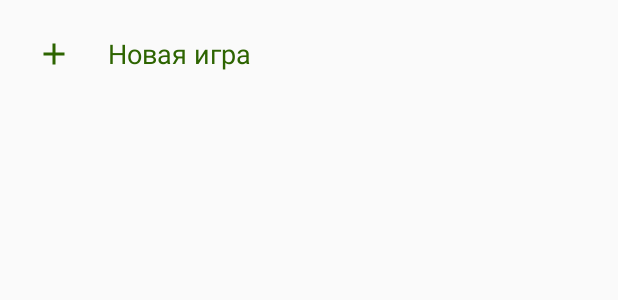
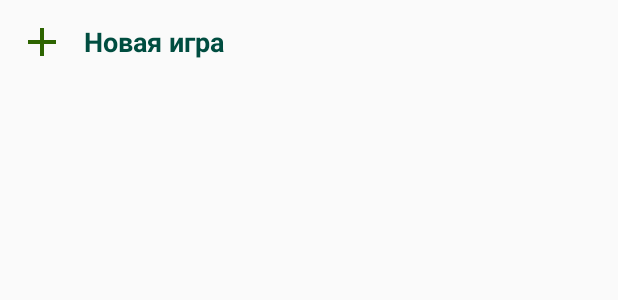
Before and after one commit to TwinsOd/KotlinProject, an Android app: the layout activity_main.xml on its own in the app's theme, with its tools: preview values and no code run, on a phone screen of 412 x 824 dp. Shown: the top 300 px of the screen. Run offline under Robolectric (Android 15) with nearby library versions, the phone set to English and light mode, and no system bars.

Commit message:
create the RecyclerView

```diff
--- a/app/build.gradle
+++ b/app/build.gradle
@@ -27,6 +27,7 @@ dependencies {
     implementation "org.jetbrains.kotlin:kotlin-stdlib-jre7:$kotlin_version"
     implementation 'com.android.support:appcompat-v7:27.1.1'
     implementation 'com.android.support.constraint:constraint-layout:1.1.0'
+    implementation 'com.android.support:recyclerview-v7:27.1.1'
     implementation 'com.reactiveandroid:reactiveandroid:1.4.2'
     testImplementation 'junit:junit:4.12'
     androidTestImplementation 'com.android.support.test:runner:1.0.2'
--- a/app/src/main/AndroidManifest.xml
+++ b/app/src/main/AndroidManifest.xml
@@ -19,7 +19,7 @@
                 <category android:name="android.intent.category.LAUNCHER" />
             </intent-filter>
         </activity>
-        <activity android:name=".ui.MainActivity" />
+        <activity android:name=".ui.mainPage.MainActivity" />
     </application>
 
 </manifest>
--- a/app/src/main/java/clabr/twins/od/clabysh/data/model/GameModel.kt
+++ b/app/src/main/java/clabr/twins/od/clabysh/data/model/GameModel.kt
@@ -35,8 +35,8 @@ class GameModel : Model {
     @Column(name = "count_players")
     var countPlayers: Int? = null
 
-    constructor(createAt: Date, maxScore: Int, countPlayers: Int) {
-        this.createAt = createAt
+    constructor(maxScore: Int, countPlayers: Int) {
+        this.createAt = Calendar.getInstance().time
         this.maxScore = maxScore
         this.countPlayers = countPlayers
     }
--- a/app/src/main/java/clabr/twins/od/clabysh/data/repository/Repository.kt
+++ b/app/src/main/java/clabr/twins/od/clabysh/data/repository/Repository.kt
@@ -1,7 +1,9 @@
 package clabr.twins.od.clabysh.data.repository
 
+import clabr.twins.od.clabysh.data.model.GameModel
+
 interface Repository {
-    fun getGames(callback: LoadDataCallback<List<String>>)
+    fun getGames(callback: LoadDataCallback<List<GameModel>>)
 
 
 }
--- a/app/src/main/java/clabr/twins/od/clabysh/ui/SplashActivity.kt
+++ b/app/src/main/java/clabr/twins/od/clabysh/ui/SplashActivity.kt
@@ -3,6 +3,7 @@ package clabr.twins.od.clabysh.ui
 import android.content.Intent
 import android.os.Bundle
 import android.support.v7.app.AppCompatActivity
+import clabr.twins.od.clabysh.ui.mainPage.MainActivity
 
 class SplashActivity : AppCompatActivity() {
 
--- a/app/src/main/res/drawable/background_splash.xml
+++ b/app/src/main/res/drawable/background_splash.xml
@@ -1,8 +1,7 @@
 <?xml version="1.0" encoding="utf-8"?>
 <layer-list xmlns:android="http://schemas.android.com/apk/res/android">
 
-    <item
-        android:drawable="@color/green_dark"/>
+    <item android:drawable="@color/colorPrimaryDark" />
 
     <item>
         <bitmap
--- a/app/src/main/res/drawable/ic_add.xml
+++ b/app/src/main/res/drawable/ic_add.xml
@@ -1,6 +1,6 @@
 <vector xmlns:android="http://schemas.android.com/apk/res/android"
-    android:width="24dp"
-    android:height="24dp"
+    android:width="32dp"
+    android:height="32dp"
     android:viewportWidth="24.0"
     android:viewportHeight="24.0">
     <path
--- a/app/src/main/res/layout/activity_main.xml
+++ b/app/src/main/res/layout/activity_main.xml
@@ -1,9 +1,10 @@
 <?xml version="1.0" encoding="utf-8"?>
 <android.support.constraint.ConstraintLayout xmlns:android="http://schemas.android.com/apk/res/android"
+    xmlns:app="http://schemas.android.com/apk/res-auto"
     xmlns:tools="http://schemas.android.com/tools"
     android:layout_width="match_parent"
     android:layout_height="match_parent"
-    tools:context=".ui.MainActivity">
+    tools:context=".ui.mainPage.MainActivity">
 
     <LinearLayout
         android:id="@+id/layout_new_game"
@@ -15,7 +16,7 @@
             android:id="@+id/add_new_game_image"
             android:layout_width="wrap_content"
             android:layout_height="wrap_content"
-            android:layout_margin="24dp"
+            android:layout_margin="12dp"
             android:src="@drawable/ic_add" />
 
         <TextView
@@ -23,9 +24,29 @@
             android:layout_width="wrap_content"
             android:layout_height="wrap_content"
             android:layout_gravity="center_vertical"
+            android:text="@string/new_game"
+            android:textColor="@color/green_dark"
             android:textSize="18sp"
-            android:textColor="@color/green_dark"
-            android:text="@string/new_game" />
+            android:textStyle="bold" />
+
     </LinearLayout>
 
+    <TextView
+        android:id="@+id/games_is_empty"
+        android:layout_width="wrap_content"
+        android:layout_height="wrap_content"
+        android:text="@string/games_list_empty"
+        android:visibility="gone"
+        android:textColor="@color/green_dark"
+        app:layout_constraintBottom_toBottomOf="parent"
+        app:layout_constraintTop_toTopOf="@+id/layout_new_game"
+        app:layout_constraintEnd_toEndOf="parent"
+        app:layout_constraintStart_toStartOf="parent" />
+
+    <android.support.v7.widget.RecyclerView
+        android:id="@+id/game_list"
+        android:layout_width="match_parent"
+        android:layout_height="0dp"
+        app:layout_constraintBottom_toBottomOf="parent"
+        app:layout_constraintTop_toBottomOf="@+id/layout_new_game" />
 </android.support.constraint.ConstraintLayout>
--- a/app/src/main/res/values/colors.xml
+++ b/app/src/main/res/values/colors.xml
@@ -1,7 +1,7 @@
 <?xml version="1.0" encoding="utf-8"?>
 <resources>
-    <color name="colorPrimary">#3F51B5</color>
-    <color name="colorPrimaryDark">#303F9F</color>
+    <color name="colorPrimary">#26A69A</color>
+    <color name="colorPrimaryDark">#00796B</color>
     <color name="colorAccent">#FF4081</color>
-    <color name="green_dark">#2d6400</color>
+    <color name="green_dark">#004D40</color>
 </resources>
--- a/app/src/main/res/values/strings.xml
+++ b/app/src/main/res/values/strings.xml
@@ -1,4 +1,5 @@
 <resources>
     <string name="app_name">Clabysh</string>
     <string name="new_game">Новая игра</string>
+    <string name="games_list_empty">No games found</string>
 </resources>
```
Also changed, not shown: app/src/main/java/clabr/twins/od/clabysh/data/repository/RepositoryImpl.kt (+8 -7 lines), app/src/main/java/clabr/twins/od/clabysh/data/utils/DateUtils.kt (added, +14 -0 lines), app/src/main/java/clabr/twins/od/clabysh/ui/MainActivity.kt (deleted, +0 -44 lines), app/src/main/java/clabr/twins/od/clabysh/ui/mainPage/GamesAdapter.kt (added, +36 -0 lines), app/src/main/java/clabr/twins/od/clabysh/ui/mainPage/MainActivity.kt (added, +48 -0 lines), app/src/main/res/layout/game_item.xml (added, +29 -0 lines).
